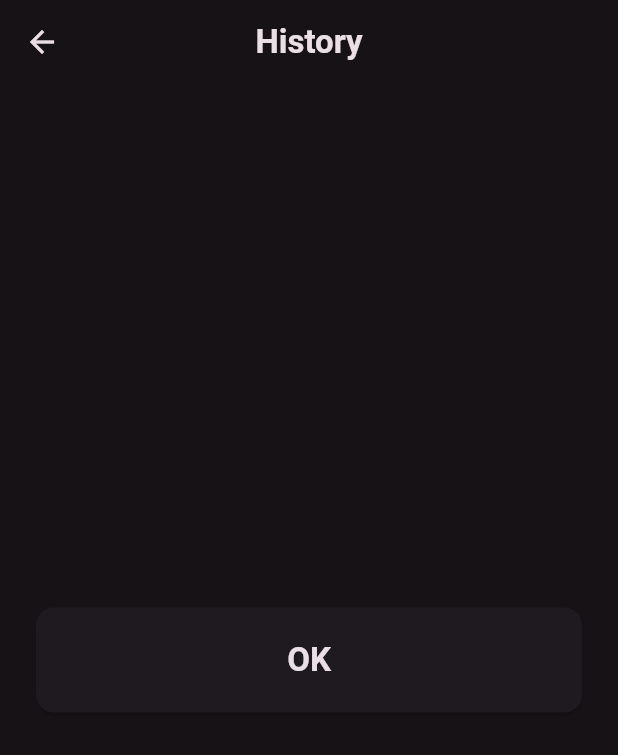
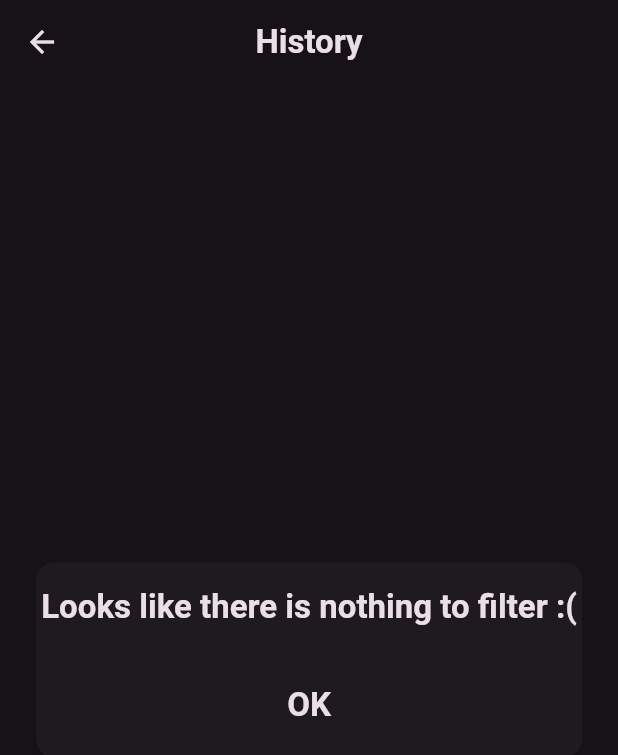
Before and after one commit to iv4n-t3a/CaTinder, a Flutter app: the HistoryScreen screen opened directly, after a tap on the "menu" icon, on a phone screen of 412 x 824 dp. Shown: the top 755 px of the screen. Run offline on Flutter 3.47's test engine with Material 3 defaults, Android fonts, the phone set to English and light mode, and no system bars; our stand-ins replace bloc, cached_network_image, connectivity_plus, drift, drift_flutter, flutter_bloc and 1 more; accounts and stored records are empty; generated files the repository leaves out were written again; network calls fail.

Commit message:
Fix filter list when there is no likes

```diff
--- a/lib/presentation/history/filter.dart
+++ b/lib/presentation/history/filter.dart
@@ -17,6 +17,26 @@ class Filter extends StatefulWidget {
 }
 
 class _FilterState extends State<Filter> {
+  Widget _getListOfBreeds(BuildContext context) {
+    if (context.read<FilterCubit>().filterMap.isEmpty) {
+      return TextBox(text: "Looks like there is nothing to filter :(");
+    }
+    return ListView(
+      shrinkWrap: true,
+      children: List.from(
+        context.read<FilterCubit>().filterMap.entries.map(
+              (entry) => CheckboxListTile(
+                value: entry.value,
+                onChanged: (bool? value) {
+                  context.read<FilterCubit>().setBreed(entry.key, value!);
+                },
+                title: TextBox(text: entry.key),
+              ),
+            ),
+      ),
+    );
+  }
+
   @override
   Widget build(BuildContext context) {
     return Padding(
@@ -28,22 +48,7 @@ class _FilterState extends State<Filter> {
               mainAxisSize: MainAxisSize.min,
               children: [
                 Flexible(
-                  child: ListView(
-                    shrinkWrap: true,
-                    children: List.from(
-                      ctx.read<FilterCubit>().filterMap.entries.map(
-                            (entry) => CheckboxListTile(
-                              value: entry.value,
-                              onChanged: (bool? value) {
-                                ctx
-                                    .read<FilterCubit>()
-                                    .setBreed(entry.key, value!);
-                              },
-                              title: TextBox(text: entry.key),
-                            ),
-                          ),
-                    ),
-                  ),
+                  child: _getListOfBreeds(ctx),
                 ),
                 CaTinderTextButton(
                   text: 'OK',
```
